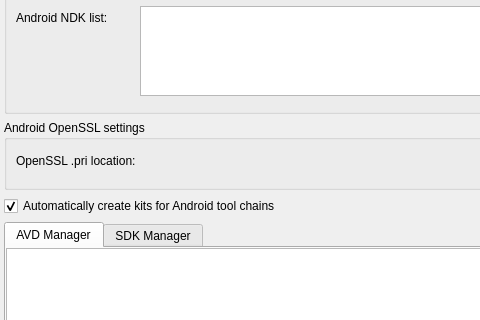
Above: src/plugins/android/androidsettingswidget.ui from qt-creator/qt-creator before the change; both pictures show x 0 to 480 and y 132 to 452 of the 1131 by 826 pixel window. Below: the same form after it.
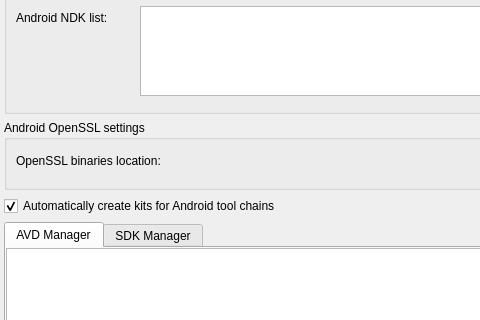
That is the form after the change. Custom widgets are drawn as their Qt base class.

Commit message:
Correct openssl label text
The path has both qmake and cmake paths, so rephrasing...

Patch:
```diff
--- a/src/plugins/android/androidsettingswidget.ui
+++ b/src/plugins/android/androidsettingswidget.ui
@@ -271,7 +271,7 @@
              </sizepolicy>
             </property>
             <property name="text">
-             <string>OpenSSL .pri location:</string>
+             <string>OpenSSL binaries location:</string>
             </property>
            </widget>
           </item>
```
